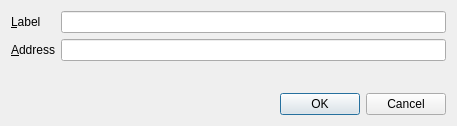
This is src/qt/forms/editaddressdialog.ui in smartcryptotech/SmartCryptoTech as Qt 5 draws it before an edit. The edited form follows.
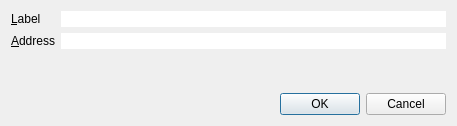
This is the edited form.

The edit to the form file:
```diff
--- a/src/qt/forms/editaddressdialog.ui
+++ b/src/qt/forms/editaddressdialog.ui
@@ -34,6 +34,11 @@
        <property name="toolTip">
         <string>The label associated with this address book entry</string>
        </property>
+       <property name="styleSheet">
+        <string notr="true">background-color: rgb(255, 255, 255);
+color: rgb(0, 0, 0);
+border-radius:0px;</string>
+       </property>
       </widget>
      </item>
      <item row="1" column="0">
@@ -51,6 +56,11 @@
        <property name="toolTip">
         <string>The address associated with this address book entry. This can only be modified for sending addresses.</string>
        </property>
+       <property name="styleSheet">
+        <string notr="true">background-color: rgb(255, 255, 255);
+color: rgb(0, 0, 0);
+border-radius:0px;</string>
+       </property>
       </widget>
      </item>
     </layout>
```
